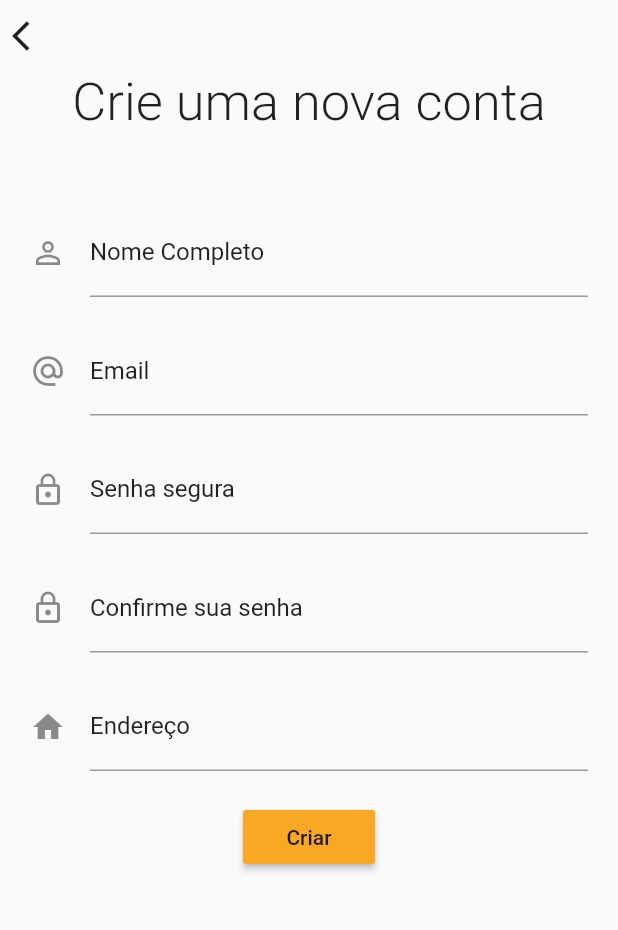
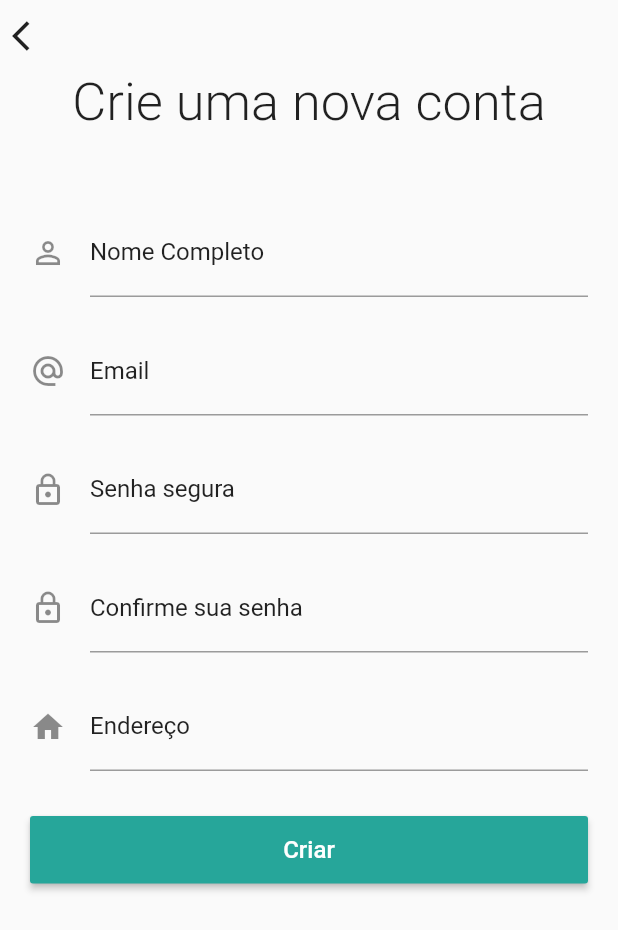
Before and after one commit to LucasFreitasDev1/fooddelivery, a Flutter app: the LoginPage screen opened directly, after a tap on "Entrar", after a tap on "Criar uma nova conta", on a phone screen of 412 x 824 dp. Shown: the top 930 px of the screen. Run offline on Flutter 3.47's test engine with Material 2 defaults, Android fonts, the light colour scheme and no system bars; our stand-ins replace cloud_firestore, firebase_auth, google_sign_in; accounts and stored records are empty; network calls fail.

Commit message:
Correçoes e alteraçoes no design

```diff
--- a/lib/const/inputDecoration.dart
+++ b/lib/const/inputDecoration.dart
@@ -1,13 +1,14 @@
 import 'package:flutter/material.dart';
 import 'package:flutter/widgets.dart';
 
-InputDecoration inputDecoration(String labelText, IconData iconData) {
+InputDecoration inputDecoration(
+    Color color, String labelText, IconData iconData) {
   return InputDecoration(
       icon: Icon(
         iconData,
       ),
       labelText: labelText,
       labelStyle: TextStyle(color: Colors.black87),
-      focusedBorder: UnderlineInputBorder(
-          borderSide: BorderSide(color: Colors.yellow[800], width: 2)));
+      focusedBorder:
+          UnderlineInputBorder(borderSide: BorderSide(width: 2, color: color)));
 }
--- a/lib/main.dart
+++ b/lib/main.dart
@@ -22,7 +22,7 @@ class MyApp extends StatelessWidget {
                 title: "Vem Delivery",
                 home: HomePage(),
                 debugShowCheckedModeBanner: false,
-                theme: ThemeData(primaryColor: Colors.yellow[900]),
+                theme: ThemeData(primaryColor: Colors.teal[400]),
               ),
             );
           },
--- a/lib/view/pages/cadUsuarioPage.dart
+++ b/lib/view/pages/cadUsuarioPage.dart
@@ -67,7 +67,9 @@ class _CadastroUsuarioState extends State<CadastroUsuario> {
                           TextFormField(
                             keyboardType: TextInputType.text,
                             decoration: inputDecoration(
-                                'Nome Completo', Icons.person_outline),
+                                Theme.of(context).primaryColor,
+                                'Nome Completo',
+                                Icons.person_outline),
                             controller: _nameController,
                             validator: (value) {
                               if (value.isEmpty || value.length < 12) {
@@ -81,8 +83,10 @@ class _CadastroUsuarioState extends State<CadastroUsuario> {
                           ),
                           TextFormField(
                             keyboardType: TextInputType.emailAddress,
-                            decoration:
-                                inputDecoration('Email', Icons.alternate_email),
+                            decoration: inputDecoration(
+                                Theme.of(context).primaryColor,
+                                'Email',
+                                Icons.alternate_email),
                             controller: _emailController,
                             validator: (value) {
                               String pattern =
@@ -100,7 +104,9 @@ class _CadastroUsuarioState extends State<CadastroUsuario> {
                           TextFormField(
                             obscureText: true,
                             decoration: inputDecoration(
-                                'Senha segura', Icons.lock_outline),
+                                Theme.of(context).primaryColor,
+                                'Senha segura',
+                                Icons.lock_outline),
                             controller: _passController,
                             validator: (value) {
                               if (value.isEmpty || value.length < 6)
@@ -112,7 +118,9 @@ class _CadastroUsuarioState extends State<CadastroUsuario> {
                           TextFormField(
                             obscureText: true,
                             decoration: inputDecoration(
-                                'Confirme sua senha', Icons.lock_outline),
+                                Theme.of(context).primaryColor,
+                                'Confirme sua senha',
+                                Icons.lock_outline),
                             validator: (value) {
                               if (value.compareTo(_passController.text) != 0)
                                 return 'As senhas não são iguais';
@@ -122,15 +130,21 @@ class _CadastroUsuarioState extends State<CadastroUsuario> {
                           SizedBox(height: 20),
                           TextFormField(
                             controller: _addressController,
-                            decoration: inputDecoration('Endereço', Icons.home),
+                            decoration: inputDecoration(
+                                Theme.of(context).primaryColor,
+                                'Endereço',
+                                Icons.home),
                             // ignore: missing_return
                             validator: (value) {
                               if (value.isEmpty || value.length < 6)
                                 return 'Endereço invalido!';
                             },
                           ),
-                          SizedBox(height: 20),
-                          RaisedButton(
+                          SizedBox(height: 30),
+                          Container(
+                            height: 45,
+                            width: double.infinity,
+                            child: RaisedButton(
                               onPressed: () {
                                 if (_formKey.currentState.validate()) {
                                   Map<String, dynamic> userData = {
@@ -146,9 +160,12 @@ class _CadastroUsuarioState extends State<CadastroUsuario> {
                                       onFail: _onFail);
                                 }
                               },
-                            color: Colors.yellow[800],
+                              color: Theme.of(context).primaryColor,
                               child: Text(
                                 'Criar',
+                                style: TextStyle(
+                                    color: Colors.white, fontSize: 16.0),
+                              ),
                             ),
                           )
                         ],
--- a/lib/view/pages/categoryPage.dart
+++ b/lib/view/pages/categoryPage.dart
@@ -1,4 +1,5 @@
 import 'package:cloud_firestore/cloud_firestore.dart';
+import 'package:flutter/cupertino.dart';
 import 'package:flutter/material.dart';
 import 'package:food_delivery_app/data/productData.dart';
 import 'package:food_delivery_app/view/widgets/product_tile.dart';
--- a/lib/view/pages/homePage.dart
+++ b/lib/view/pages/homePage.dart
@@ -1,6 +1,7 @@
 import 'package:cloud_firestore/cloud_firestore.dart';
 import 'package:flutter/material.dart';
 import 'package:food_delivery_app/view/widgets/buttonToCart.dart';
+import 'package:food_delivery_app/view/widgets/list_product_initial.dart';
 import 'package:food_delivery_app/view/widgets/tab_categories.dart';
 import 'package:food_delivery_app/view/widgets/drawer.dart';
 import 'package:food_delivery_app/view/widgets/firstHalf.dart';
@@ -23,15 +24,12 @@ class _HomePageState extends State<HomePage> {
         child: ButtonCart(),
       ),
       drawer: CustomDrawer(),
-
-      //TODO: Corrigir esse body, deixa-lo completamente com scroll
-
       body: SafeArea(
         child: ListView(
           children: <Widget>[
             FirstHalf(),
             TabCategories(),
-            //     ListProductInitial(snapshot),
+            ListProductInitial(),
           ],
         ),
       ),
--- a/lib/view/pages/loginPage.dart
+++ b/lib/view/pages/loginPage.dart
@@ -3,7 +3,6 @@ import 'dart:ui';
 import 'package:flutter/cupertino.dart';
 import 'package:flutter/material.dart';
 import 'package:flutter/services.dart';
-import 'package:food_delivery_app/const/themeColor.dart';
 import 'package:food_delivery_app/model/user_model.dart';
 import 'package:food_delivery_app/view/pages/cadUsuarioPage.dart';
 import 'package:food_delivery_app/const/inputDecoration.dart';
@@ -21,10 +20,9 @@ class _LoginPageState extends State<LoginPage> {
   final _formKey = GlobalKey<FormState>();
   final _scaffoldKey = GlobalKey<ScaffoldState>();
 
-  Color primaryColor = Themes.color;
-
   @override
   Widget build(BuildContext context) {
+    Color primaryColor = Theme.of(context).primaryColor;
     return Scaffold(
       key: _scaffoldKey,
       backgroundColor: Colors.grey[300],
@@ -104,11 +102,10 @@ class _LoginPageState extends State<LoginPage> {
                             child: Column(
                               children: <Widget>[
                                 TextFormField(
-                                  cursorColor: Colors.black87,
                                   controller: _emailController,
                                   keyboardType: TextInputType.emailAddress,
-                                  decoration:
-                                      inputDecoration('Email', Icons.email),
+                                  decoration: inputDecoration(
+                                      primaryColor, 'Email', Icons.email),
                                   // ignore: missing_return
                                   validator: (text) {
                                     if (text.isEmpty || !text.contains("@"))
@@ -119,8 +116,8 @@ class _LoginPageState extends State<LoginPage> {
                                 TextFormField(
                                   controller: _passController,
                                   keyboardType: TextInputType.emailAddress,
-                                  decoration:
-                                      inputDecoration('Senha', Icons.lock),
+                                  decoration: inputDecoration(
+                                      primaryColor, 'Senha', Icons.lock),
                                   // ignore: missing_return
                                   validator: (text) {
                                     if (text.isEmpty || text.length < 6)
@@ -160,7 +157,7 @@ class _LoginPageState extends State<LoginPage> {
                                 SizedBox(height: 10),
                                 Container(
                                   decoration: BoxDecoration(
-                                      color: Colors.yellow[800],
+                                      color: Theme.of(context).primaryColor,
                                       borderRadius: BorderRadius.circular(25)),
                                   width: 300,
                                   height: 40,
@@ -168,7 +165,10 @@ class _LoginPageState extends State<LoginPage> {
                                     child: FlatButton(
                                       child: Text(
                                         'Entrar',
-                                        textScaleFactor: 1.3,
+                                        style: TextStyle(
+                                            color: Colors.white,
+                                            fontSize: 16.0,
+                                            fontWeight: FontWeight.w400),
                                       ),
                                       onPressed: () {
                                         if (_formKey.currentState.validate()) {}
@@ -215,7 +215,9 @@ class _LoginPageState extends State<LoginPage> {
                                             padding: EdgeInsets.only(left: 25),
                                             child: Text(
                                               'Entrar com o Google',
-                                              style: TextStyle(fontSize: 16),
+                                              style: TextStyle(
+                                                  fontSize: 16.0,
+                                                  fontWeight: FontWeight.w400),
                                             ),
                                           ),
                                         ),
--- a/lib/view/widgets/buttonToCart.dart
+++ b/lib/view/widgets/buttonToCart.dart
@@ -21,7 +21,8 @@ class ButtonCart extends StatelessWidget {
         padding: EdgeInsets.all(15),
         width: 90,
         decoration: BoxDecoration(
-            color: Colors.yellow[800], borderRadius: BorderRadius.circular(50)),
+            color: Theme.of(context).primaryColor,
+            borderRadius: BorderRadius.circular(50)),
       ),
     );
   }
--- a/lib/view/widgets/drawer.dart
+++ b/lib/view/widgets/drawer.dart
@@ -10,7 +10,7 @@ class CustomDrawer extends StatelessWidget {
     Widget _buildDrawerBack() => Container(
           decoration: BoxDecoration(
             gradient: LinearGradient(
-                colors: [Colors.yellow[200], Colors.white],
+                colors: [Colors.lightBlue[50], Colors.white],
                 begin: Alignment.topCenter,
                 end: Alignment.bottomCenter),
           ),
--- a/lib/view/widgets/list_product_initial.dart
+++ b/lib/view/widgets/list_product_initial.dart
@@ -1,12 +1,11 @@
+import 'dart:developer';
+
 import 'package:cloud_firestore/cloud_firestore.dart';
 import 'package:flutter/material.dart';
-import 'package:food_delivery_app/view/tabs/inicioTab.dart';
+import 'package:food_delivery_app/data/productData.dart';
+import 'package:food_delivery_app/view/widgets/product_tile.dart';
 
 class ListProductInitial extends StatefulWidget {
-  Future<QuerySnapshot> snapshot;
-
-  ListProductInitial(this.snapshot);
-
   @override
   _ListProductInitialState createState() => _ListProductInitialState();
 }
@@ -14,11 +13,9 @@ class ListProductInitial extends StatefulWidget {
 class _ListProductInitialState extends State<ListProductInitial> {
   @override
   Widget build(BuildContext context) {
-    DocumentSnapshot snapshot;
     // TODO: Corrigir bug na pagina inicial
-
     return FutureBuilder<QuerySnapshot>(
-        future: widget.snapshot,
+        future: Firestore.instance.collection('products').getDocuments(),
         builder: (context, snapshot) {
           if (!snapshot.hasData)
             return Center(
@@ -26,9 +23,67 @@ class _ListProductInitialState extends State<ListProductInitial> {
                 backgroundColor: Theme.of(context).primaryColor,
               ),
             );
+          if (snapshot.hasError)
+            return AlertDialog(
+              content: Text('Erro'),
+            );
           else {
-            return InicioTab(snapshot.data);
+            Future<QuerySnapshot> items = getItems(snapshot.data);
+
+            return FutureBuilder<QuerySnapshot>(
+              future: items,
+              builder: (context, snapshot) => buildGridView(snapshot.data),
+            );
+
+            //return buildGridView();
           }
         });
   }
+
+  Future<QuerySnapshot> getItems(QuerySnapshot snapshot) async {
+    QuerySnapshot items;
+    items = snapshot;
+    items.documents.clear();
+
+    QuerySnapshot value;
+    for (var i = 0; i < snapshot.documents.length; i++) {
+      String category = snapshot.documents.elementAt(i).documentID;
+      value = await Firestore.instance
+          .collection('products')
+          .document(category)
+          .collection('items')
+          .getDocuments()
+          .catchError((error) => log('Error: ' + error.toString()));
+      items = value;
+      for (var index = 0; index < value.documents.length; index++) {
+        // Corrigir como os documents são adicionados ao ITEMS
+        items.documents.add(value.documents.elementAt(index));
+        log('ITEMS ADD: ' +
+            items.documents.elementAt(0).data['title'].toString());
+      }
+
+      value.documents.clear();
+    }
+    return items;
+  }
+
+  GridView buildGridView(QuerySnapshot snapshot) {
+    return GridView.builder(
+        shrinkWrap: true,
+        padding: EdgeInsets.all(4.0),
+        gridDelegate: SliverGridDelegateWithFixedCrossAxisCount(
+          crossAxisCount: 2,
+          mainAxisSpacing: 4.0,
+          crossAxisSpacing: 4.0,
+          childAspectRatio: 0.9,
+        ),
+        itemCount: snapshot.documents.length,
+        itemBuilder: (context, index) {
+          ProductData data =
+              ProductData.fromDocument(snapshot.documents.elementAt(index));
+          data.category = snapshot.documents.elementAt(index).documentID;
+          log('CONTEUDO DE data: ' + data.toResumedMap().toString());
+          return ProductTile(data);
+        });
+  }
 }
--- a/lib/view/widgets/product_tile.dart
+++ b/lib/view/widgets/product_tile.dart
@@ -21,19 +21,21 @@ class ProductTile extends StatelessWidget {
             mainAxisAlignment: MainAxisAlignment.start,
             children: <Widget>[
               AspectRatio(
-                aspectRatio: 1.27,
+                aspectRatio: 1.40,
                 child: Image.network(
                   product.imgUrl,
-                  fit: BoxFit.cover,
+                  fit: BoxFit.contain,
                 ),
               ),
               Expanded(
                 child: Container(
+                  alignment: Alignment.center,
                   padding: EdgeInsets.all(8.0),
                   child: Column(
                     children: <Widget>[
                       Text(
                         product.title,
+                        textAlign: TextAlign.center,
                         style: TextStyle(fontWeight: FontWeight.w500),
                       ),
                       Text(
```
Also changed, not shown: lib/view/pages/productPage.dart (+6 -1 lines), lib/view/tabs/bebidasTab.dart (deleted, +0 -8 lines), lib/view/tabs/fritosTab.dart (deleted, +0 -8 lines), lib/view/tabs/inicioTab.dart (deleted, +0 -36 lines), lib/view/tabs/lanchesTab.dart (deleted, +0 -10 lines), lib/view/tabs/refeicoesTab.dart (deleted, +0 -8 lines). Lines whose indentation alone changed are shown as unchanged.
